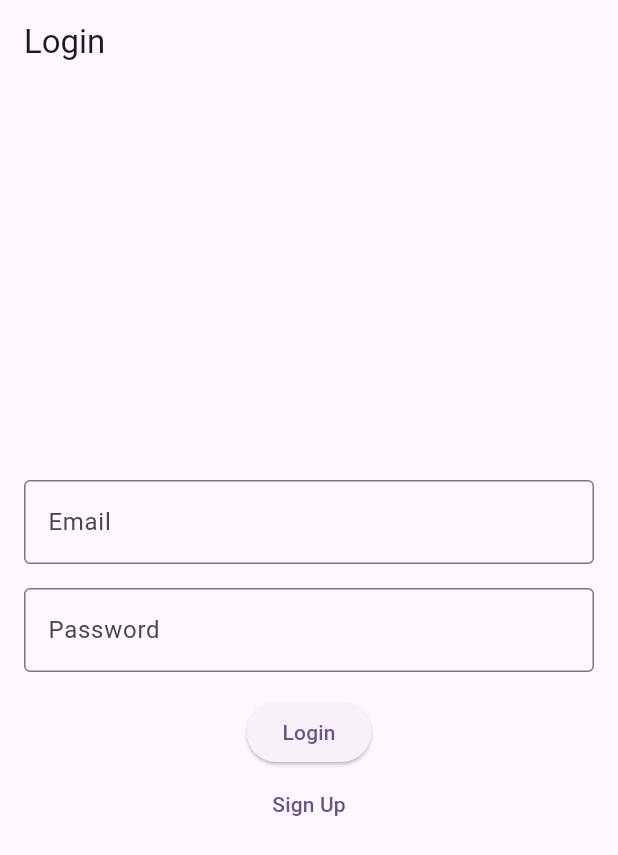
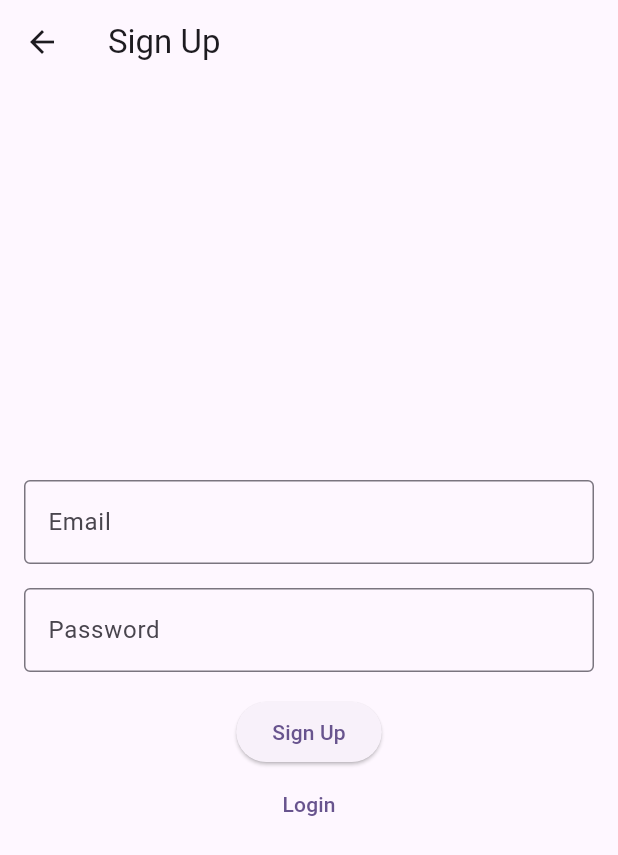
Before and after one commit to npcBerk/Auth-App, a Flutter app: the screen it shows after launch, after a tap on "Sign Up", on a phone screen of 412 x 824 dp. Shown: the top 855 px of the screen. Run offline on Flutter 3.47's test engine with Material 3 defaults, Android fonts, the phone set to English and light mode, and no system bars.

Commit message:
Created login&signup screens.

```diff
--- a/lib/main.dart
+++ b/lib/main.dart
@@ -11,6 +11,7 @@ class MyApp extends StatelessWidget {
   @override
   Widget build(BuildContext context) {
     return MaterialApp(
+      debugShowCheckedModeBanner: false,
       title: 'Flutter Demo',
       theme: ThemeData(
         colorScheme: ColorScheme.fromSeed(seedColor: Colors.deepPurple),
--- a/lib/presentation/screens/login_screen.dart
+++ b/lib/presentation/screens/login_screen.dart
@@ -1,4 +1,5 @@
 import 'package:flutter/material.dart';
+import 'signup_screen.dart'; // Import the SignUpScreen
 
 class LoginScreen extends StatelessWidget {
   @override
@@ -12,7 +13,7 @@ class LoginScreen extends StatelessWidget {
         padding: const EdgeInsets.all(16.0),
         child: Column(
           mainAxisAlignment: MainAxisAlignment.center,
-          children: <Widget>[
+          children: [
             TextField(
               controller: emailController,
               decoration: InputDecoration(
@@ -39,7 +40,10 @@ class LoginScreen extends StatelessWidget {
             ),
             TextButton(
               onPressed: () {
-                Navigator.pushNamed(context, '/signup');
+                Navigator.push(
+                  context,
+                  MaterialPageRoute(builder: (context) => SignUpScreen()),
+                );
               },
               child: Text('Sign Up'),
             ),
--- a/lib/presentation/screens/signup_screen.dart
+++ b/lib/presentation/screens/signup_screen.dart
@@ -0,0 +1,57 @@
+import 'package:flutter/material.dart';
+import 'login_screen.dart'; // Import the LoginScreen
+
+class SignUpScreen extends StatelessWidget {
+  const SignUpScreen({super.key});
+
+  @override
+  Widget build(BuildContext context) {
+    final TextEditingController emailController = TextEditingController();
+    final TextEditingController passwordController = TextEditingController();
+
+    return Scaffold(
+      appBar: AppBar(title: Text('Sign Up')),
+      body: Padding(
+        padding: const EdgeInsets.all(16.0),
+        child: Column(
+          mainAxisAlignment: MainAxisAlignment.center,
+          children: [
+            TextField(
+              controller: emailController,
+              decoration: InputDecoration(
+                labelText: 'Email',
+                border: OutlineInputBorder(),
+              ),
+              keyboardType: TextInputType.emailAddress,
+            ),
+            SizedBox(height: 16.0),
+            TextField(
+              controller: passwordController,
+              decoration: InputDecoration(
+                labelText: 'Password',
+                border: OutlineInputBorder(),
+              ),
+              obscureText: true,
+            ),
+            SizedBox(height: 16.0),
+            ElevatedButton(
+              onPressed: () {
+                // Handle sign up logic
+              },
+              child: Text('Sign Up'),
+            ),
+            TextButton(
+              onPressed: () {
+                Navigator.push(
+                  context,
+                  MaterialPageRoute(builder: (context) => LoginScreen()),
+                );
+              },
+              child: Text('Login'),
+            ),
+          ],
+        ),
+      ),
+    );
+  }
+}
```
